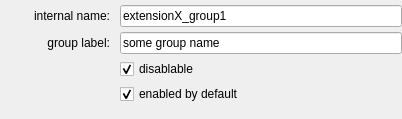
Above: ui/a2ctrl/group_edit.ui from ewerybody/a2 before the change. Below: the same form after it.
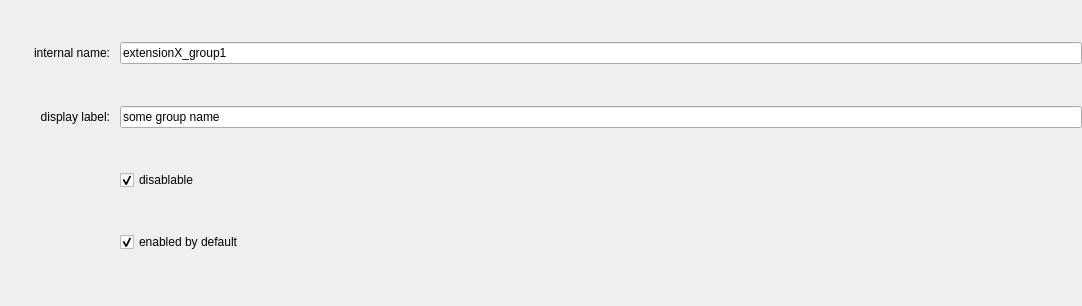
That is the form after the change.

```diff
--- a/ui/a2ctrl/group_edit.ui
+++ b/ui/a2ctrl/group_edit.ui
@@ -6,8 +6,8 @@
    <rect>
     <x>0</x>
     <y>0</y>
-    <width>402</width>
-    <height>116</height>
+    <width>1082</width>
+    <height>306</height>
    </rect>
   </property>
   <property name="windowTitle">
@@ -85,7 +85,7 @@
         </size>
        </property>
        <property name="text">
-        <string>group label:</string>
+        <string>display label:</string>
        </property>
        <property name="alignment">
         <set>Qt::AlignRight|Qt::AlignTrailing|Qt::AlignVCenter</set>
```
Left out of the diff: 4 changed lines with no effect on the pictures.
